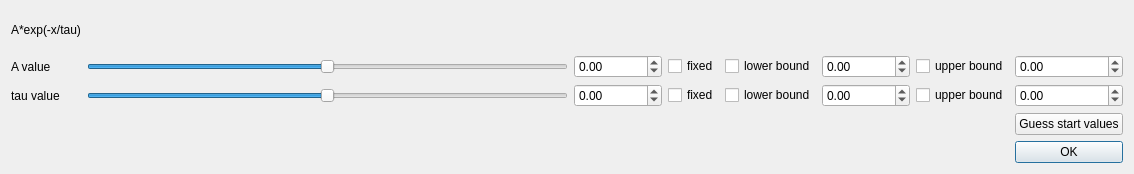
First picture: the form in pensant/ui/exponentialModelFitParameters.ui, repository syncope/pensant, before the edit.
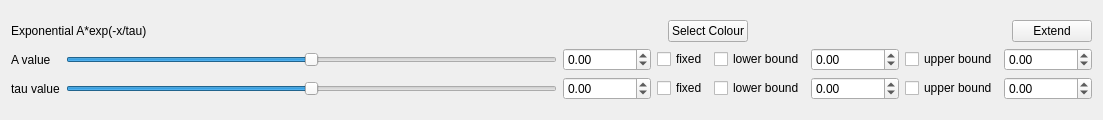
Second picture: the form after the edit.

Commit message: + finished all new api implementations for the widgets ++ simple tests all work !

Diff of the .ui file:
```diff
--- a/pensant/ui/exponentialModelFitParameters.ui
+++ b/pensant/ui/exponentialModelFitParameters.ui
@@ -6,27 +6,144 @@
    <rect>
     <x>0</x>
     <y>0</y>
-    <width>1134</width>
-    <height>174</height>
+    <width>1103</width>
+    <height>120</height>
    </rect>
   </property>
   <property name="windowTitle">
    <string>Form</string>
   </property>
   <layout class="QGridLayout" name="gridLayout">
-   <item row="0" column="0">
-    <layout class="QGridLayout" name="gridLayout_2">
-     <item row="1" column="3">
-      <widget class="QCheckBox" name="aFixedCB">
+   <item row="1" column="0">
+    <layout class="QVBoxLayout" name="verticalLayout">
+     <item>
+      <layout class="QHBoxLayout" name="horizontalLayout">
+       <item>
+        <widget class="QLabel" name="label_4">
        <property name="text">
-        <string>fixed</string>
+          <string>Exponential A*exp(-x/tau)</string>
        </property>
       </widget>
      </item>
-     <item row="1" column="4">
-      <widget class="QCheckBox" name="useLBA">
+       <item>
+        <spacer name="horizontalSpacer_3">
+         <property name="orientation">
+          <enum>Qt::Horizontal</enum>
+         </property>
+         <property name="sizeHint" stdset="0">
+          <size>
+           <width>40</width>
+           <height>20</height>
+          </size>
+         </property>
+        </spacer>
+       </item>
+       <item>
+        <spacer name="horizontalSpacer_2">
+         <property name="orientation">
+          <enum>Qt::Horizontal</enum>
+         </property>
+         <property name="sizeHint" stdset="0">
+          <size>
+           <width>40</width>
+           <height>20</height>
+          </size>
+         </property>
+        </spacer>
+       </item>
+       <item>
+        <widget class="QPushButton" name="chooseColourButton">
        <property name="text">
-        <string>lower bound</string>
+          <string>Select Colour</string>
+         </property>
+        </widget>
+       </item>
+       <item>
+        <spacer name="horizontalSpacer">
+         <property name="orientation">
+          <enum>Qt::Horizontal</enum>
+         </property>
+         <property name="sizeHint" stdset="0">
+          <size>
+           <width>40</width>
+           <height>20</height>
+          </size>
+         </property>
+        </spacer>
+       </item>
+       <item>
+        <widget class="QPushButton" name="extendButton">
+         <property name="text">
+          <string>Extend</string>
+         </property>
+        </widget>
+       </item>
+      </layout>
+     </item>
+     <item>
+      <layout class="QGridLayout" name="gridLayout_3">
+       <item row="2" column="5">
+        <widget class="QDoubleSpinBox" name="tauLBValue">
+         <property name="decimals">
+          <number>2</number>
+         </property>
+         <property name="minimum">
+          <double>-1000000000.000000000000000</double>
+         </property>
+         <property name="maximum">
+          <double>1000000000.000000000000000</double>
+         </property>
+        </widget>
+       </item>
+       <item row="2" column="6">
+        <widget class="QCheckBox" name="useUBTau">
+         <property name="text">
+          <string>upper bound</string>
+         </property>
+        </widget>
+       </item>
+       <item row="2" column="7">
+        <widget class="QDoubleSpinBox" name="tauUBValue">
+         <property name="decimals">
+          <number>2</number>
+         </property>
+         <property name="minimum">
+          <double>-1000000000.000000000000000</double>
+         </property>
+         <property name="maximum">
+          <double>1000000000.000000000000000</double>
+         </property>
+         <property name="value">
+          <double>0.000000000000000</double>
+         </property>
+        </widget>
+       </item>
+       <item row="2" column="1">
+        <widget class="QSlider" name="tauSlider">
+         <property name="maximum">
+          <number>100</number>
+         </property>
+         <property name="pageStep">
+          <number>5</number>
+         </property>
+         <property name="value">
+          <number>50</number>
+         </property>
+         <property name="orientation">
+          <enum>Qt::Horizontal</enum>
+         </property>
+        </widget>
+       </item>
+       <item row="2" column="2">
+        <widget class="QDoubleSpinBox" name="tauValue">
+         <property name="decimals">
+          <number>2</number>
+         </property>
+         <property name="minimum">
+          <double>-1000000000.000000000000000</double>
+         </property>
+         <property name="maximum">
+          <double>1000000000.000000000000000</double>
        </property>
       </widget>
      </item>
@@ -51,36 +168,29 @@
        </property>
       </widget>
      </item>
-     <item row="1" column="5">
-      <widget class="QDoubleSpinBox" name="aLBValue">
-       <property name="decimals">
-        <number>2</number>
-       </property>
-       <property name="minimum">
-        <double>-1000000000.000000000000000</double>
-       </property>
-       <property name="maximum">
-        <double>1000000000.000000000000000</double>
-       </property>
-      </widget>
-     </item>
-     <item row="4" column="7">
-      <widget class="QPushButton" name="configDonePushBtn">
-       <property name="text">
-        <string>OK</string>
-       </property>
-       <property name="default">
-        <bool>true</bool>
-       </property>
-      </widget>
-     </item>
      <item row="1" column="0">
-      <widget class="QLabel" name="label">
+        <widget class="QLabel" name="label_3">
        <property name="text">
         <string>A value</string>
        </property>
       </widget>
      </item>
+       <item row="1" column="7">
+        <widget class="QDoubleSpinBox" name="aUBValue">
+         <property name="decimals">
+          <number>2</number>
+         </property>
+         <property name="minimum">
+          <double>-1000000000.000000000000000</double>
+         </property>
+         <property name="maximum">
+          <double>1000000000.000000000000000</double>
+         </property>
+         <property name="value">
+          <double>0.000000000000000</double>
+         </property>
+        </widget>
+       </item>
      <item row="1" column="6">
       <widget class="QCheckBox" name="useUBA">
        <property name="text">
@@ -88,6 +198,33 @@
        </property>
       </widget>
      </item>
+       <item row="1" column="5">
+        <widget class="QDoubleSpinBox" name="aLBValue">
+         <property name="decimals">
+          <number>2</number>
+         </property>
+         <property name="minimum">
+          <double>-1000000000.000000000000000</double>
+         </property>
+         <property name="maximum">
+          <double>1000000000.000000000000000</double>
+         </property>
+        </widget>
+       </item>
+       <item row="1" column="4">
+        <widget class="QCheckBox" name="useLBA">
+         <property name="text">
+          <string>lower bound</string>
+         </property>
+        </widget>
+       </item>
+       <item row="1" column="3">
+        <widget class="QCheckBox" name="aFixedCB">
+         <property name="text">
+          <string>fixed</string>
+         </property>
+        </widget>
+       </item>
      <item row="1" column="2">
       <widget class="QDoubleSpinBox" name="aValue">
        <property name="decimals">
@@ -101,49 +238,6 @@
        </property>
       </widget>
      </item>
-     <item row="2" column="5">
-      <widget class="QDoubleSpinBox" name="tauLBValue">
-       <property name="decimals">
-        <number>2</number>
-       </property>
-       <property name="minimum">
-        <double>-1000000000.000000000000000</double>
-       </property>
-       <property name="maximum">
-        <double>1000000000.000000000000000</double>
-       </property>
-      </widget>
-     </item>
-     <item row="3" column="7">
-      <widget class="QPushButton" name="guessStartValuesBtn">
-       <property name="text">
-        <string>Guess start values</string>
-       </property>
-      </widget>
-     </item>
-     <item row="2" column="7">
-      <widget class="QDoubleSpinBox" name="UBValue">
-       <property name="decimals">
-        <number>2</number>
-       </property>
-       <property name="minimum">
-        <double>-1000000000.000000000000000</double>
-       </property>
-       <property name="maximum">
-        <double>1000000000.000000000000000</double>
-       </property>
-       <property name="value">
-        <double>0.000000000000000</double>
-       </property>
-      </widget>
-     </item>
-     <item row="2" column="6">
-      <widget class="QCheckBox" name="useUBTau">
-       <property name="text">
-        <string>upper bound</string>
-       </property>
-      </widget>
-     </item>
      <item row="1" column="1">
       <widget class="QSlider" name="aSlider">
        <property name="maximum">
@@ -160,57 +254,7 @@
        </property>
       </widget>
      </item>
-     <item row="1" column="7">
-      <widget class="QDoubleSpinBox" name="aUBValue">
-       <property name="decimals">
-        <number>2</number>
-       </property>
-       <property name="minimum">
-        <double>-1000000000.000000000000000</double>
-       </property>
-       <property name="maximum">
-        <double>1000000000.000000000000000</double>
-       </property>
-       <property name="value">
-        <double>0.000000000000000</double>
-       </property>
-      </widget>
-     </item>
-     <item row="0" column="0">
-      <widget class="QLabel" name="label_4">
-       <property name="text">
-        <string>A*exp(-x/tau)</string>
-       </property>
-      </widget>
-     </item>
-     <item row="2" column="2">
-      <widget class="QDoubleSpinBox" name="tauValue">
-       <property name="decimals">
-        <number>2</number>
-       </property>
-       <property name="minimum">
-        <double>-1000000000.000000000000000</double>
-       </property>
-       <property name="maximum">
-        <double>1000000000.000000000000000</double>
-       </property>
-      </widget>
-     </item>
-     <item row="2" column="1">
-      <widget class="QSlider" name="tauSlider">
-       <property name="maximum">
-        <number>100</number>
-       </property>
-       <property name="pageStep">
-        <number>5</number>
-       </property>
-       <property name="value">
-        <number>50</number>
-       </property>
-       <property name="orientation">
-        <enum>Qt::Horizontal</enum>
-       </property>
-      </widget>
+      </layout>
      </item>
     </layout>
    </item>
```
Left out of the diff: 2 changed lines with no effect on the pictures. Lines whose indentation alone changed are shown as unchanged. The commit also changes 5 other files.
